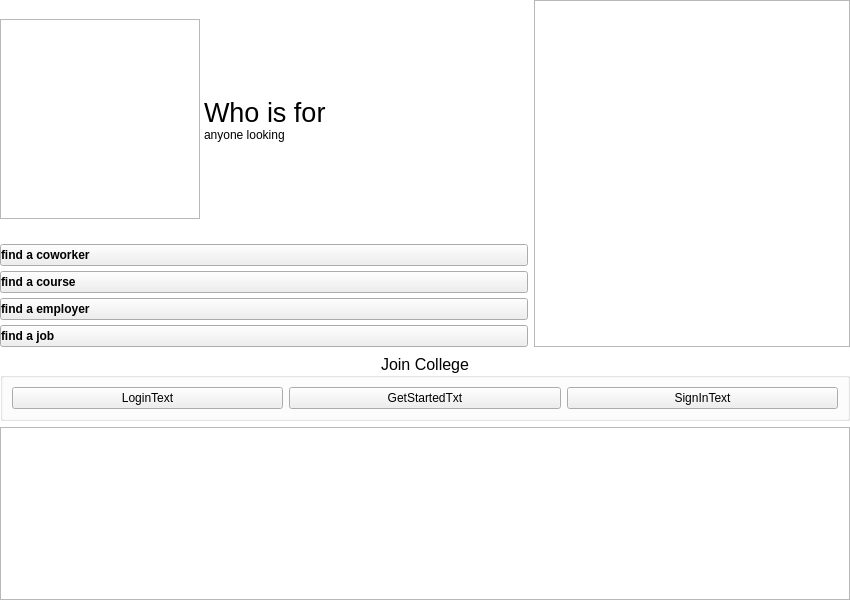
This is mainwindow.ui in saeedsamimi/InLink as Qt 5 draws it before an edit. The edited form follows.
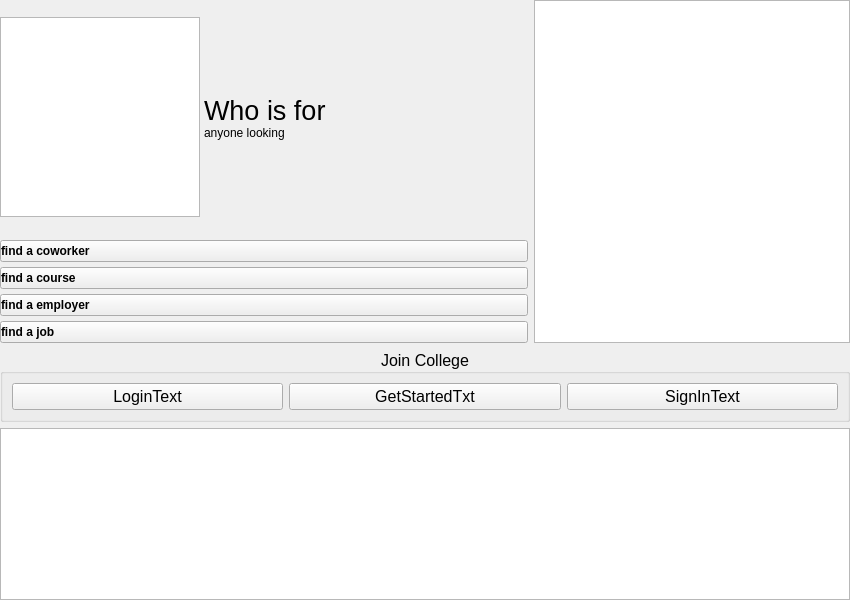
This is the edited form. Icons and pictures are not drawn. Custom widgets are drawn as their Qt base class.

The edit to the form file:
```diff
--- a/mainwindow.ui
+++ b/mainwindow.ui
@@ -24,9 +24,7 @@
   </property>
   <widget class="QWidget" name="centralwidget">
    <property name="styleSheet">
-    <string notr="true">#centralwidget{
-	background-color: rgb(255, 255, 255);
-}</string>
+    <string notr="true"/>
    </property>
    <layout class="QGridLayout" name="gridLayout" rowstretch="2,0,1" columnstretch="5,3">
     <property name="leftMargin">
```
